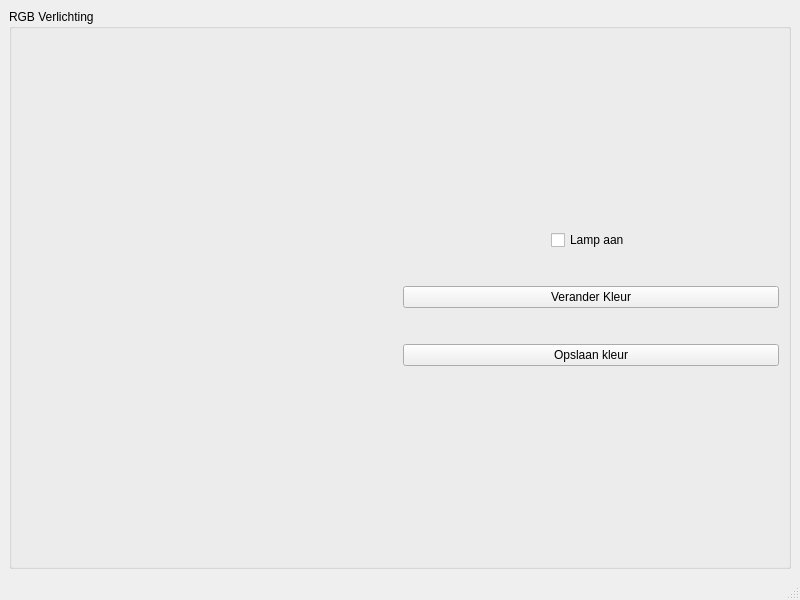
This is mainwindow.ui in wifiinc/qt-dashboard-application as Qt 5 draws it before an edit. The edited form follows.
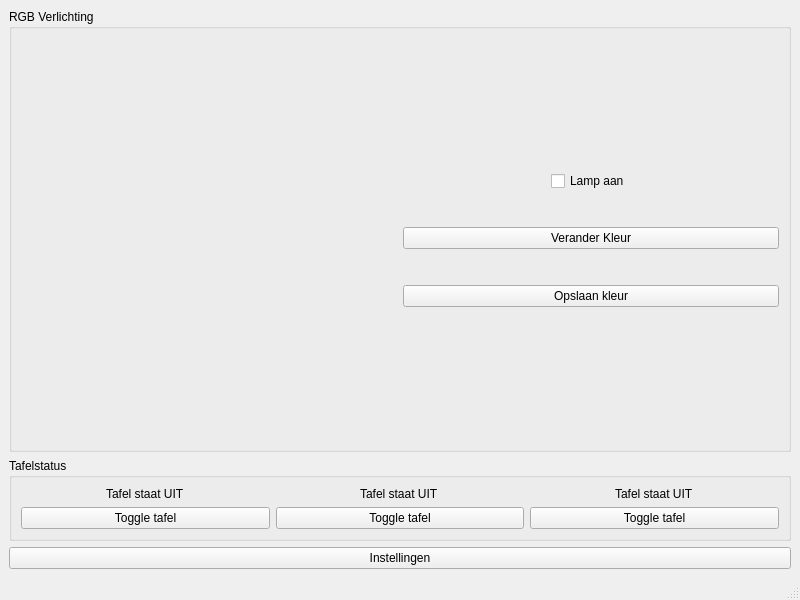
This is the edited form.

Commit message:
Tafel aanduiding implementatie (#19)
* UI tafels

* opvragen data met daan

* data ontvangen werkt nu

* Luisteren naar de tafel packets

* tafel Ids instellen

* save tafel ids

* smol bug, wrong varname

---------

```diff
--- a/mainwindow.ui
+++ b/mainwindow.ui
@@ -117,6 +117,76 @@
       </layout>
      </widget>
     </item>
+    <item>
+     <widget class="QGroupBox" name="groupBoxTafel">
+      <property name="title">
+       <string>Tafelstatus</string>
+      </property>
+      <layout class="QHBoxLayout" name="layoutTafel">
+       <item>
+        <layout class="QVBoxLayout" name="tafel1">
+         <item alignment="Qt::AlignmentFlag::AlignHCenter">
+          <widget class="QLabel" name="tafel1Status">
+           <property name="text">
+            <string>Tafel staat UIT</string>
+           </property>
+          </widget>
+         </item>
+         <item>
+          <widget class="QPushButton" name="tafel1Toggle">
+           <property name="text">
+            <string>Toggle tafel</string>
+           </property>
+          </widget>
+         </item>
+        </layout>
+       </item>
+       <item>
+        <layout class="QVBoxLayout" name="tafel2">
+         <item alignment="Qt::AlignmentFlag::AlignHCenter">
+          <widget class="QLabel" name="tafel2Status">
+           <property name="text">
+            <string>Tafel staat UIT</string>
+           </property>
+          </widget>
+         </item>
+         <item>
+          <widget class="QPushButton" name="tafel2Toggle">
+           <property name="text">
+            <string>Toggle tafel</string>
+           </property>
+          </widget>
+         </item>
+        </layout>
+       </item>
+       <item>
+        <layout class="QVBoxLayout" name="tafel3">
+         <item alignment="Qt::AlignmentFlag::AlignHCenter">
+          <widget class="QLabel" name="tafel3Status">
+           <property name="text">
+            <string>Tafel staat UIT</string>
+           </property>
+          </widget>
+         </item>
+         <item>
+          <widget class="QPushButton" name="tafel3Toggle">
+           <property name="text">
+            <string>Toggle tafel</string>
+           </property>
+          </widget>
+         </item>
+        </layout>
+       </item>
+      </layout>
+     </widget>
+    </item>
+    <item>
+     <widget class="QPushButton" name="btnOpenSettings">
+      <property name="text">
+       <string>Instellingen</string>
+      </property>
+     </widget>
+    </item>
    </layout>
   </widget>
   <widget class="QMenuBar" name="menubar">
```
The commit also changes 7 other files.
